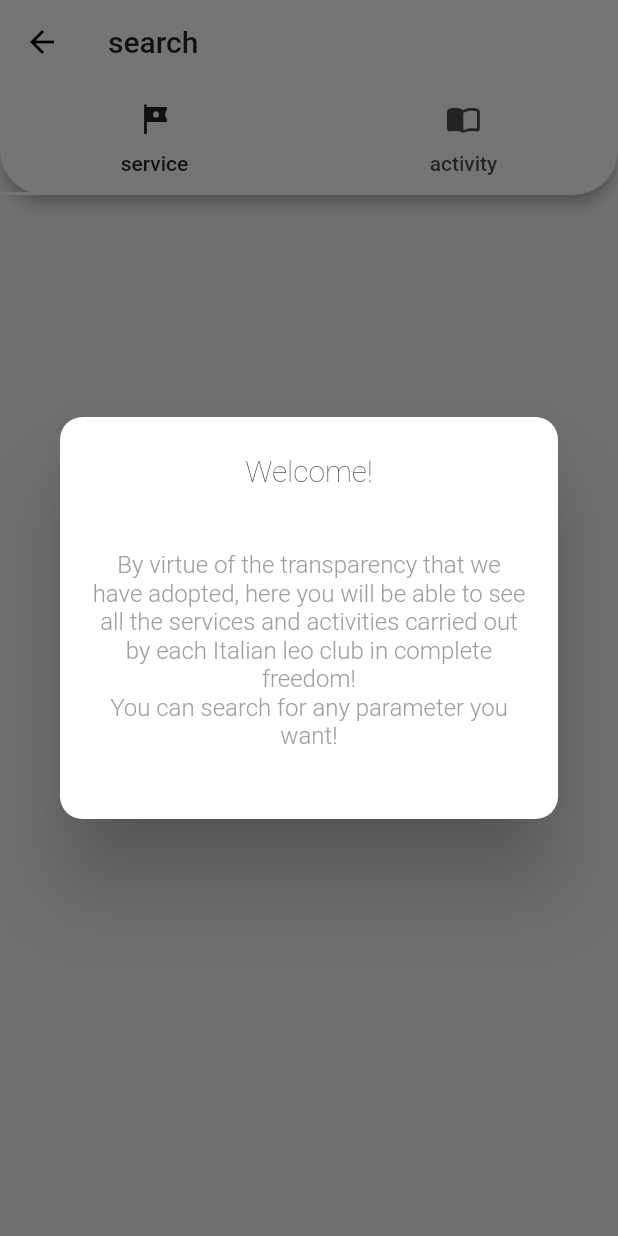
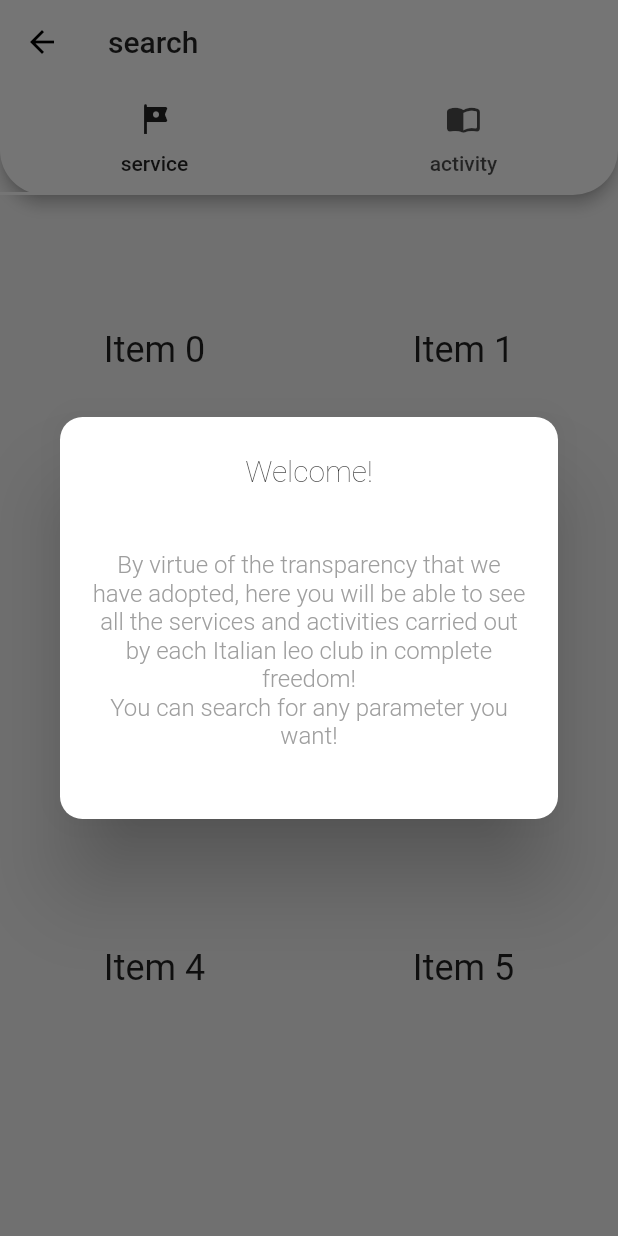
Before and after one commit to leoclubitalia/piattaforma-rendicontazione-client, a Flutter app: the Search screen opened directly, on a phone screen of 412 x 824 dp. Run offline on Flutter 3.47's test engine with Material 2 defaults, Android fonts, the phone set to English and light mode, and no system bars.

Commit message:
some code for search

```diff
--- a/lib/UI/pages/Search.dart
+++ b/lib/UI/pages/Search.dart
@@ -1,6 +1,8 @@
 import 'package:RendicontationPlatformLeo_Client/UI/aspects/UIConstants.dart';
 import 'package:RendicontationPlatformLeo_Client/UI/behaviors/AppLocalizations.dart';
 import 'package:RendicontationPlatformLeo_Client/UI/behaviors/GlobalState.dart';
+import 'package:RendicontationPlatformLeo_Client/UI/pages/SearchActivity.dart';
+import 'package:RendicontationPlatformLeo_Client/UI/pages/SearchService.dart';
 import 'package:RendicontationPlatformLeo_Client/UI/widgets/RoundedDialog.dart';
 import 'package:RendicontationPlatformLeo_Client/model/ModelFacade.dart';
 import 'package:RendicontationPlatformLeo_Client/model/objects/Club.dart';
@@ -24,6 +26,7 @@ class Search extends StatefulWidget {
 class _Search extends GlobalState<Search> {
   bool isGuest;
   Club club;
+
 
   _Search(this.isGuest);
 
@@ -56,8 +59,8 @@ class _Search extends GlobalState<Search> {
         ),
         body: TabBarView(
           children: [
-            Center(child: Text('DOGS')),
-            Center(child: Text('CATS')),
+            SearchService(),
+            SearchActivity(),
           ],
         ),
       ),
--- /dev/null
+++ b/lib/UI/pages/SearchService.dart
@@ -0,0 +1,38 @@
+import 'package:RendicontationPlatformLeo_Client/UI/behaviors/GlobalState.dart';
+import 'package:flutter/cupertino.dart';
+import 'package:flutter/material.dart';
+
+
+class SearchService extends StatefulWidget {
+  SearchService({Key key}) : super(key: key);
+
+
+  @override
+  _SearchService createState() => _SearchService();
+}
+
+class _SearchService extends GlobalState<SearchService> {
+
+  @override
+  void refreshState() {
+  }
+
+  @override
+  Widget build(BuildContext context) {
+    return Scaffold(
+      body: GridView.count(
+        crossAxisCount: MediaQuery.of(context).size.width > 650 ? 4 : 2,
+        children: List.generate(10, (index) {
+          return Center(
+            child: Text(
+              'Item $index',
+              style: Theme.of(context).textTheme.headline5,
+            ),
+          );
+        }),
+      ),
+    );
+  }
+
+
+}
```
Also changed, not shown: lib/UI/pages/SearchActivity.dart (added, +32 -0 lines).
